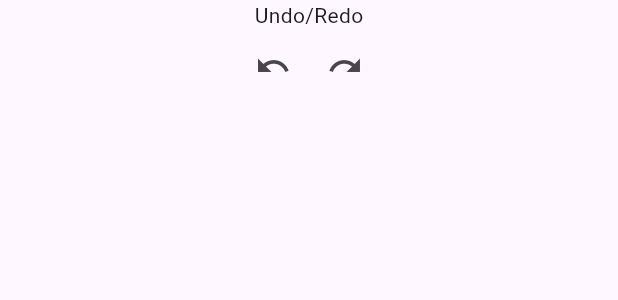
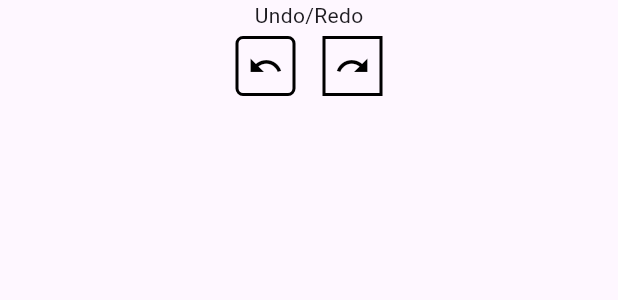
Before and after one commit to rbharath99/flutter_canvas, a Flutter app: the UndoRedo widget shown alone on an empty page, opened directly, on a phone screen of 412 x 824 dp. Shown: the top 300 px of the screen. Run offline on Flutter 3.47's test engine with Material 3 defaults, Android fonts, the phone set to English and light mode, and no system bars; our stand-ins replace equatable, flutter_bloc, font_awesome_flutter.

Commit message:
style: completed styling for the undo redo ui

```diff
--- a/lib/views/canvas_options/widgets/undo_redo.dart
+++ b/lib/views/canvas_options/widgets/undo_redo.dart
@@ -16,19 +16,38 @@ class UndoRedo extends StatelessWidget {
             Tooltip(
               message: 'Undo',
               child: IconButton(
+                color: Colors.black,
                 icon: const Icon(Icons.undo),
                 onPressed: () {
                   context.read<CanvasBloc>().add(Undo());
                 },
+                style: IconButton.styleFrom(
+                  shape: RoundedRectangleBorder(
+                    borderRadius: BorderRadius.circular(5),
+                  ),
+                  side: const BorderSide(
+                    width: 2,
+                  ),
+                ),
               ),
             ),
+            const SizedBox(width: 10),
             Tooltip(
               message: 'Redo',
               child: IconButton(
+                color: Colors.black,
                 icon: const Icon(Icons.redo),
                 onPressed: () {
                   context.read<CanvasBloc>().add(Redo());
                 },
+                style: IconButton.styleFrom(
+                  shape: RoundedRectangleBorder(
+                    borderRadius: BorderRadius.circular(0),
+                  ),
+                  side: const BorderSide(
+                    width: 2,
+                  ),
+                ),
               ),
             ),
           ],
```
